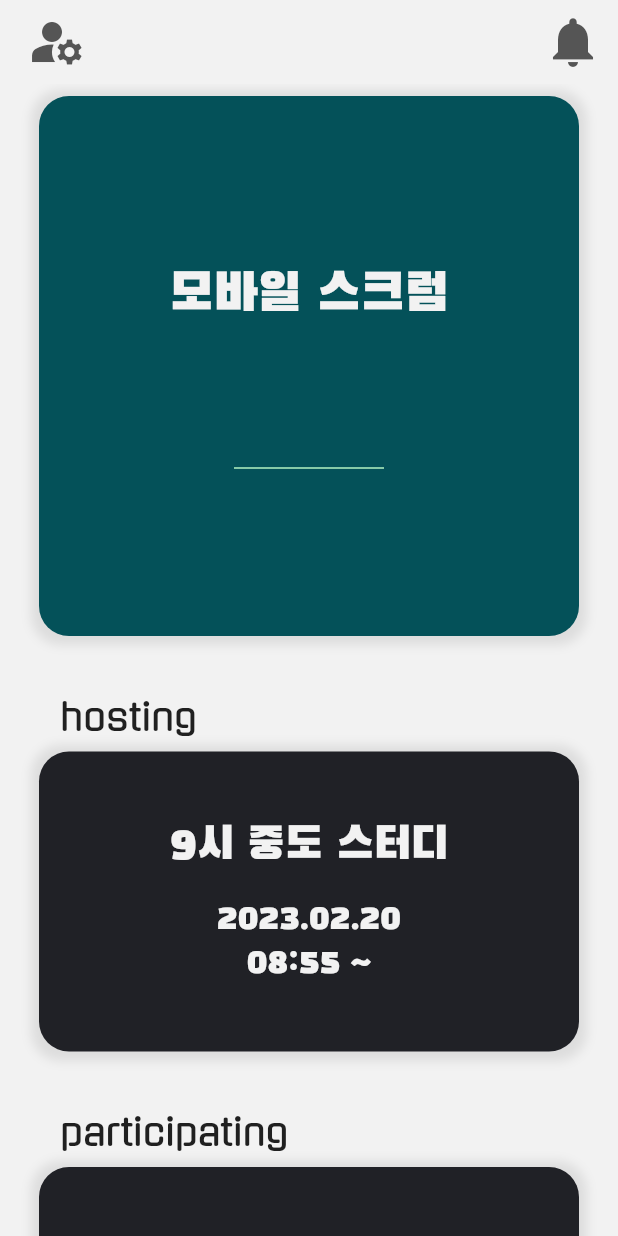
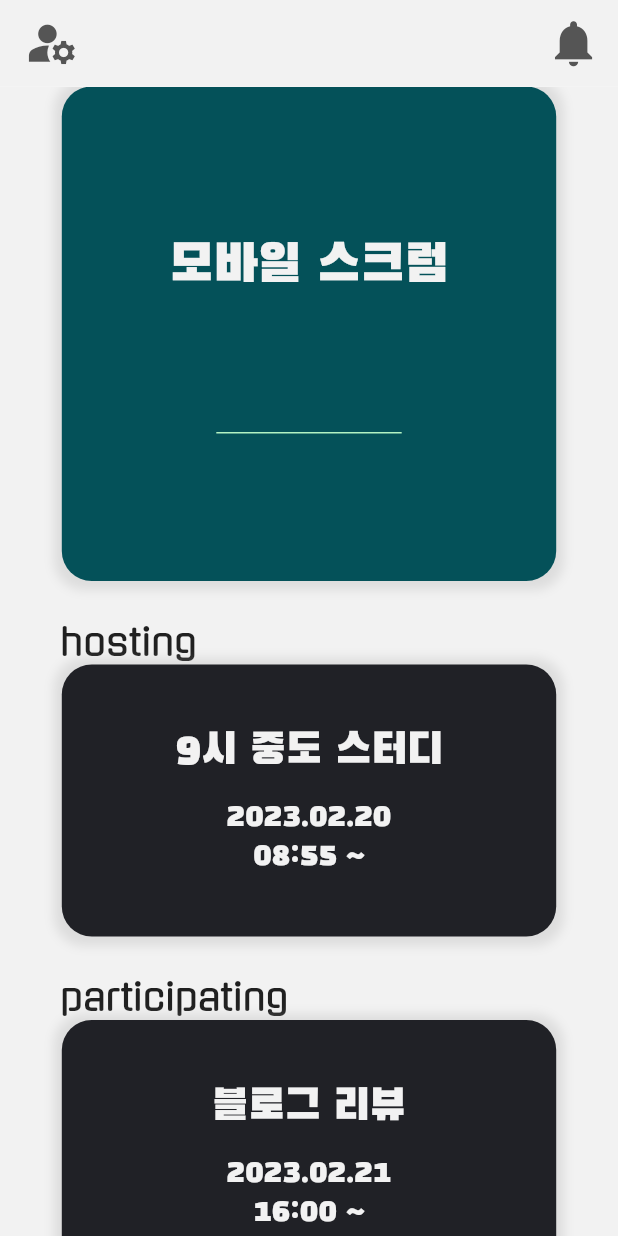
Before and after one commit to hfjxjjd123/Attendance_Moblie, a Flutter app: the MainScreen screen opened by its route, on a phone screen of 412 x 824 dp. Run offline on Flutter 3.47's test engine with Material 2 defaults, Android fonts, the phone set to English and light mode, and no system bars; our stand-ins replace beamer, logger.

Commit message:
모든 크기 동적처리

```diff
--- a/lib/main.dart
+++ b/lib/main.dart
@@ -1,7 +1,8 @@
 import 'package:beamer/beamer.dart';
 import 'package:flutter/material.dart';
-import 'package:gdsc_uos_atttendance/const/colors.dart';
 import 'package:gdsc_uos_atttendance/router/location.dart';
+
+import 'const/size.dart';
 
 void main() {
   runApp(const MyApp());
@@ -13,6 +14,7 @@ class MyApp extends StatelessWidget {
   // This widget is the root of your application.
   @override
   Widget build(BuildContext context) {
+
     return MaterialApp.router(
       title: 'Attendance',
       theme: ThemeData(
@@ -36,5 +38,5 @@ class MyApp extends StatelessWidget {
 
 BeamerDelegate _routerDelegate = BeamerDelegate(
   locationBuilder: BeamerLocationBuilder(
-      beamLocations: [MainLocation(), GroupHostLocation(), GroupParticipantsLocation()]),
+      beamLocations: [MainLocation(), GroupHostLocation(), GroupParticipantsLocation(), NotificationLocation()]),
 );
--- a/lib/view/components/appbar_icon_button.dart
+++ b/lib/view/components/appbar_icon_button.dart
@@ -1,17 +1,19 @@
+import 'package:beamer/beamer.dart';
 import 'package:flutter/material.dart';
 
 import '../../const/colors.dart';
 
 class AppbarIconButton extends StatelessWidget {
-  AppbarIconButton({Key? key, required this.icon}) : super(key: key);
+  AppbarIconButton({Key? key, required this.icon, required this.onPressed}) : super(key: key);
   Icon icon;
+  Null Function() onPressed;
 
   @override
   Widget build(BuildContext context) {
     return  IconButton(
       icon: icon,
       color: graysColor,
-      onPressed: (){},
+      onPressed: onPressed,
     );
   }
 }
--- a/lib/view/components/attendance_checkbox.dart
+++ b/lib/view/components/attendance_checkbox.dart
@@ -1,5 +1,7 @@
 import 'package:flutter/material.dart';
 import 'package:gdsc_uos_atttendance/const/colors.dart';
+
+import '../../const/size.dart';
 
 const int ATTEND = 2;
 const int EXCUSED_ABSENT = 1;
@@ -12,8 +14,8 @@ class AttendanceCheckbox extends StatelessWidget {
   @override
   Widget build(BuildContext context) {
     return Container(
-      width: 36,
-      height: 36,
+      width: SIZE.width*0.08,
+      height: SIZE.width*0.08,
       decoration: BoxDecoration(
         borderRadius: BorderRadius.circular(4),
         color: (attendance > ABSENT) ? highlightColor : baseColor,
--- a/lib/view/components/host_event.dart
+++ b/lib/view/components/host_event.dart
@@ -3,31 +3,50 @@ import 'package:flutter/material.dart';
 import 'package:gdsc_uos_atttendance/const/colors.dart';
 import 'package:gdsc_uos_atttendance/view/components/event_box_decoration.dart';
 
+import '../../const/size.dart';
+
 class HostEvent extends StatelessWidget {
-  HostEvent({Key? key, required this.event, required this.date, required this.time}) : super(key: key);
-  String event; String date; String time;
+  HostEvent(
+      {Key? key, required this.event, required this.date, required this.time})
+      : super(key: key);
+  String event;
+  String date;
+  String time;
 
   @override
   Widget build(BuildContext context) {
-    return Padding(
-      padding: EdgeInsets.all(8),
-      child: GestureDetector(
-        onTap: (){
+    return GestureDetector(
+      onTap: () {
         Beamer.of(context).beamToNamed("/group_host");
       },
       child: Container(
-          width: 360,
-          height: 200,
+        width: SIZE.width * 0.8,
+        height: SIZE.height * 0.22,
         decoration: eventBoxDecoration,
         child: Column(
           mainAxisAlignment: MainAxisAlignment.center,
           children: [
-              Text(event, style: Theme.of(context).textTheme.displayMedium!.copyWith(fontSize: 30),),
-              Container(height: 15,),
-              Text(date, style: Theme.of(context).textTheme.displayMedium),
-              Text("$time ~", style: Theme.of(context).textTheme.displayMedium),
+            Text(
+              event,
+              style: Theme.of(context)
+                  .textTheme
+                  .displayMedium!
+                  .copyWith(fontSize: SIZE.width * 0.07),
+            ),
+            Container(
+              height: SIZE.height * 0.015,
+            ),
+            Text(date,
+                style: Theme.of(context)
+                    .textTheme
+                    .displayMedium!
+                    .copyWith(fontSize: SIZE.width * 0.05)),
+            Text("$time ~",
+                style: Theme.of(context)
+                    .textTheme
+                    .displayMedium!
+                    .copyWith(fontSize: SIZE.width * 0.05)),
           ],
-          ),
         ),
       ),
     );
--- a/lib/view/components/participate_event.dart
+++ b/lib/view/components/participate_event.dart
@@ -1,6 +1,7 @@
 import 'package:beamer/beamer.dart';
 import 'package:flutter/material.dart';
 import 'package:gdsc_uos_atttendance/const/colors.dart';
+import 'package:gdsc_uos_atttendance/const/size.dart';
 import 'package:gdsc_uos_atttendance/view/components/event_box_decoration.dart';
 
 class ParticipateEvent extends StatelessWidget {
@@ -13,31 +14,38 @@ class ParticipateEvent extends StatelessWidget {
 
   @override
   Widget build(BuildContext context) {
-    return Padding(
-      padding: EdgeInsets.all(8),
-      child: GestureDetector(
+    return GestureDetector(
       onTap: () {
         Beamer.of(context).beamToNamed("/group_participants");
       },
       child: Container(
-          width: 360,
-          height: 200,
+        width: SIZE.width * 0.8,
+        height: SIZE.height * 0.22,
         decoration: eventBoxDecoration,
         child: Column(
           mainAxisAlignment: MainAxisAlignment.center,
           children: [
             Text(
               event,
-                style: Theme.of(context).textTheme.displayMedium!.copyWith(fontSize: 30),
+              style: Theme.of(context)
+                  .textTheme
+                  .displayMedium!
+                  .copyWith(fontSize: SIZE.width * 0.07),
             ),
             Container(
-                height: 15,
+              height: SIZE.height * 0.015,
             ),
-              Text(date, style: Theme.of(context).textTheme.displayMedium),
+            Text(date,
+                style: Theme.of(context)
+                    .textTheme
+                    .displayMedium!
+                    .copyWith(fontSize: SIZE.width * 0.05)),
             Text("$time ~",
-                  style: Theme.of(context).textTheme.displayMedium),
+                style: Theme.of(context)
+                    .textTheme
+                    .displayMedium!
+                    .copyWith(fontSize: SIZE.width * 0.05)),
           ],
-          ),
         ),
       ),
     );
--- a/lib/view/components/realtime_participate_event.dart
+++ b/lib/view/components/realtime_participate_event.dart
@@ -3,18 +3,17 @@ import 'package:gdsc_uos_atttendance/const/colors.dart';
 import 'package:gdsc_uos_atttendance/view/components/event_box_decoration.dart';
 import 'package:gdsc_uos_atttendance/view/components/realtime_event_box_decoration.dart';
 
+import '../../const/size.dart';
+
 class RealtimeParticipateEvent extends StatelessWidget {
-  RealtimeParticipateEvent({Key? key, required this.event})
-      : super(key: key);
+  RealtimeParticipateEvent({Key? key, required this.event}) : super(key: key);
   String event;
 
   @override
   Widget build(BuildContext context) {
-    return Padding(
-      padding: EdgeInsets.all(8),
-      child: Container(
-        width: 360,
-        height: 360,
+    return Container(
+      width: SIZE.width * 0.8,
+      height: SIZE.width * 0.8,
       decoration: realtimeEventBoxDecoration,
       child: Column(
         mainAxisAlignment: MainAxisAlignment.center,
@@ -24,27 +23,25 @@ class RealtimeParticipateEvent extends StatelessWidget {
             style: Theme.of(context).textTheme.displayLarge,
           ),
           Container(
-              height: 45,
+            height: SIZE.height * 0.05,
           ),
           Padding(
-              padding: const EdgeInsets.symmetric(horizontal: 130),
+            padding: EdgeInsets.symmetric(horizontal: SIZE.width*0.25),
             child: TextFormField(
-                style: Theme.of(context).textTheme.displayMedium!.copyWith(color: brightColor),
+              style: Theme.of(context)
+                  .textTheme
+                  .displayMedium!
+                  .copyWith(color: brightColor),
               cursorColor: brightColor,
               textAlign: TextAlign.center,
               decoration: InputDecoration(
                   focusedBorder: UnderlineInputBorder(
-                    borderSide: BorderSide(color: brightColor)
+                      borderSide: BorderSide(color: brightColor)),
+                  enabledBorder: UnderlineInputBorder(
+                      borderSide: BorderSide(color: brightColor))),
             ),
-                  enabledBorder: UnderlineInputBorder(
-                      borderSide: BorderSide(color: brightColor)
-                  )
-                ),
-
-              ),
-            )//!!
+          ) //!!
         ],
-        ),
       ),
     );
   }
--- a/lib/view/screens/main_screen.dart
+++ b/lib/view/screens/main_screen.dart
@@ -1,3 +1,4 @@
+import 'package:beamer/beamer.dart';
 import 'package:flutter/material.dart';
 import 'package:gdsc_uos_atttendance/const/colors.dart';
 import 'package:gdsc_uos_atttendance/view/components/host_event.dart';
@@ -5,6 +6,7 @@ import 'package:gdsc_uos_atttendance/view/components/participate_event.dart';
 import 'package:gdsc_uos_atttendance/view/panels/hosting_event_panel.dart';
 import 'package:gdsc_uos_atttendance/view/panels/realtime_event_panel.dart';
 
+import '../../const/size.dart';
 import '../components/appbar_icon_button.dart';
 import '../components/realtime_participate_event.dart';
 import '../panels/participating_event_panel.dart';
@@ -14,27 +16,35 @@ class MainScreen extends StatelessWidget {
 
   @override
   Widget build(BuildContext context) {
+    //!! 왜 mainScreen에선 사이즈가 안먹히지?
     return Scaffold(
       appBar: AppBar(
+        toolbarHeight: SIZE.height*0.07,
         backgroundColor: whitesColor,
         //!! size 상수이용하기
         leading: Padding(
-          padding: const EdgeInsets.only(left: 10.0),
+          padding: EdgeInsets.only(left: SIZE.width*0.02),
           child: AppbarIconButton(
-            icon: const Icon(
+            onPressed: (){
+
+            },
+            icon: Icon(
               Icons.manage_accounts,
-              size: 40,
+              size: SIZE.width*0.09,
             ),
           ),
         ),
         //!! size 상수이용하기
         actions: [
           Padding(
-            padding: const EdgeInsets.only(right: 10.0),
+            padding: EdgeInsets.only(right: SIZE.width*0.02),
             child: AppbarIconButton(
-              icon: const Icon(
+              onPressed: (){
+                Beamer.of(context).beamToNamed("/notification");
+              },
+              icon: Icon(
                 Icons.notifications,
-                size: 40,
+                size: SIZE.width*0.09,
               ),
             ),
           )
@@ -52,7 +62,7 @@ class MainScreen extends StatelessWidget {
                 ],
               ),
               Container(
-                height: 30,
+                height: SIZE.height*0.03,
               ),
               HostingEventPanel(
                 hostEvents: [
@@ -61,7 +71,7 @@ class MainScreen extends StatelessWidget {
                 ],
               ),
               Container(
-                height: 30,
+                height: SIZE.height*0.03,
               ),
               ParticipatingEventPanel(
                 participateEvent: [
```
Also changed, not shown: lib/router/location.dart (+20 -1 lines), lib/view/components/group_members.dart (+5 -2 lines), lib/view/components/group_title.dart (+6 -1 lines), lib/view/components/realtime_host_event.dart (+6 -7 lines), lib/view/screens/group_host_screen.dart (+38 -21 lines), lib/view/screens/group_participants_screen.dart (+34 -18 lines), lib/view/screens/notification_screen.dart (+44 -0 lines). Lines whose indentation alone changed are shown as unchanged.
